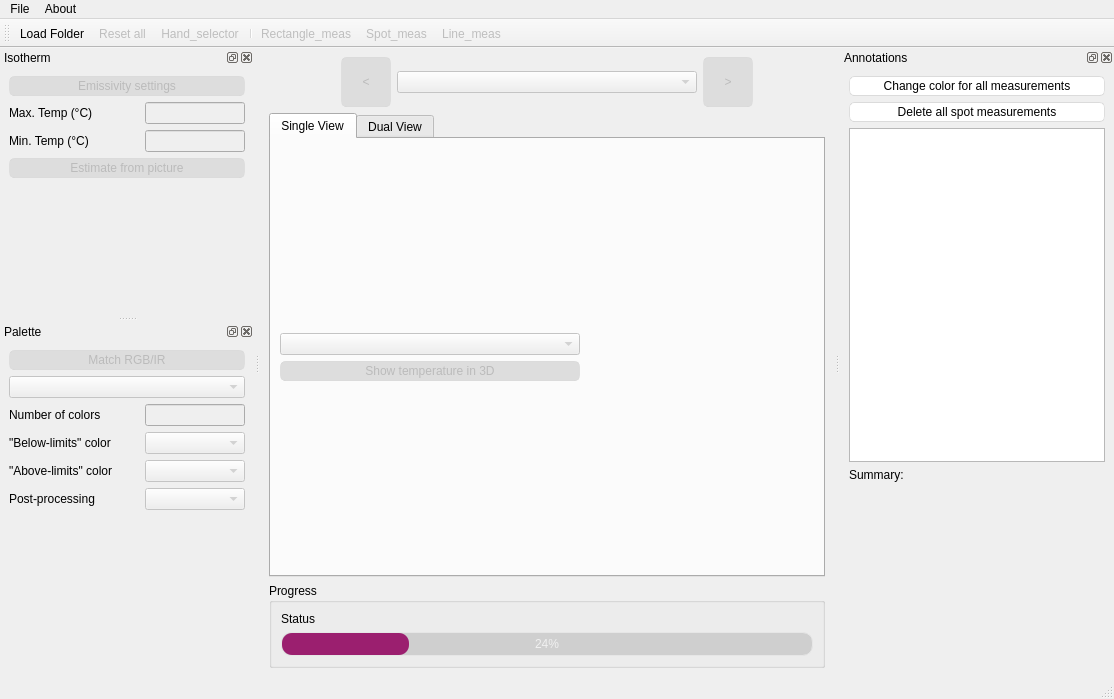
Before: the Qt Designer form ui/main_window.ui in s-du/Thermogram, drawn with Qt 5.
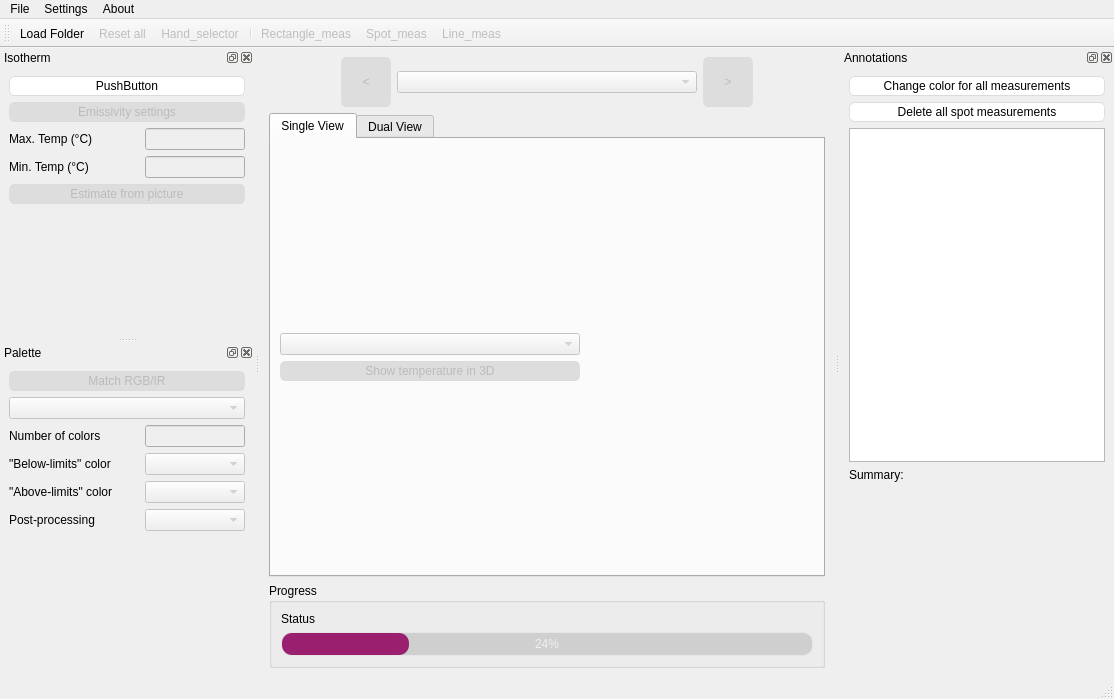
After: the same form once the commit is applied.

```diff
--- a/ui/main_window.ui
+++ b/ui/main_window.ui
@@ -332,7 +332,14 @@
     </property>
     <addaction name="actionInfo"/>
    </widget>
+   <widget class="QMenu" name="menuSettings">
+    <property name="title">
+     <string>Settings</string>
+    </property>
+    <addaction name="actionOptions"/>
+   </widget>
    <addaction name="menuFile"/>
+   <addaction name="menuSettings"/>
    <addaction name="menuAbout"/>
   </widget>
   <widget class="QStatusBar" name="statusbar"/>
@@ -372,6 +379,13 @@
    </attribute>
    <widget class="QWidget" name="dockWidgetContents">
     <layout class="QVBoxLayout" name="verticalLayout_2">
+     <item>
+      <widget class="QPushButton" name="pushButton_test">
+       <property name="text">
+        <string>PushButton</string>
+       </property>
+      </widget>
+     </item>
      <item>
       <widget class="QPushButton" name="pushButton_advanced">
        <property name="enabled">
```
Left out of the diff: 5 changed lines with no effect on the pictures.
